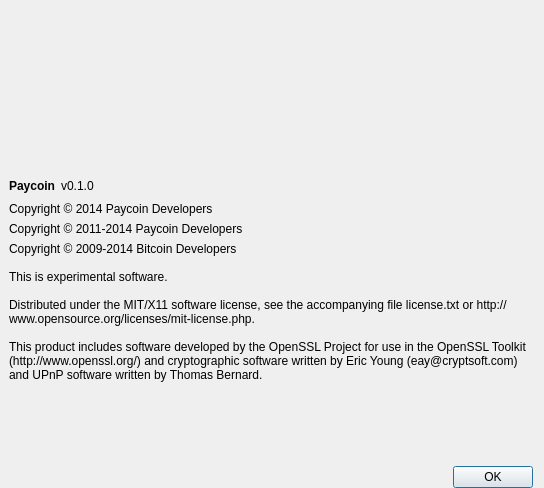
Above: src/qt/forms/aboutdialog.ui from PaycoinFoundation/paycoin before the change. Below: the same form after it.
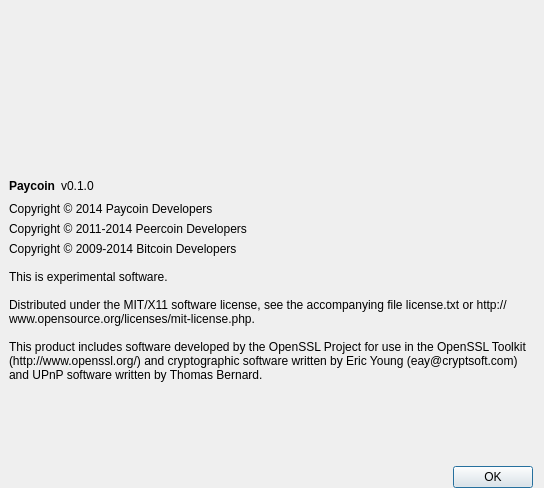
That is the form after the change. Icons and pictures are not drawn.

Commit message: Enable Prime Node and Orion Controller; Add checkpoint to block 6888; Release version 1.2.20 Change Copyright in About page; 	new file:   Makefile 	modified:   paycoin.pro 	modified:   share/setup.nsi 	modified:   src/checkpoints.cpp 	modified:   src/db.cpp 	modified:   src/kernel.cpp 	modified:   src/main.cpp 	modified:   src/main.h 	modified:   src/qt/forms/aboutdialog.ui 	modified:   src/script.cpp 	modified:   src/script.h 	modified:   src/version.h 	modified:   src/wallet.cpp 	modified:   src/wallet.h

```diff
--- a/src/qt/forms/aboutdialog.ui
+++ b/src/qt/forms/aboutdialog.ui
@@ -117,7 +117,7 @@
      <item>
       <widget class="QLabel" name="label_paycoin_copyright">
        <property name="text">
-        <string>Copyright © 2011-2014 Paycoin Developers</string>
+        <string>Copyright © 2011-2014 Peercoin Developers</string>
        </property>
        <property name="wordWrap">
         <bool>true</bool>
```
The commit also changes 13 other files.
